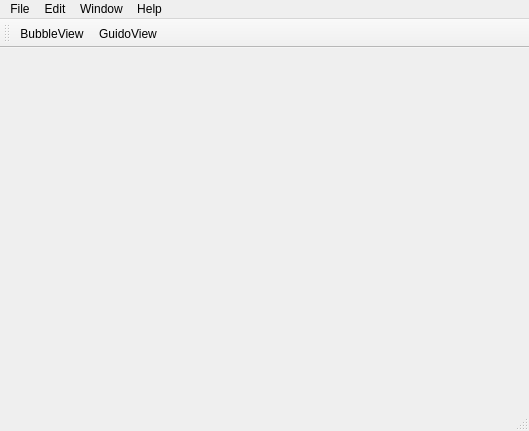
This is gui/mainwindow.ui in Meisterschueler/meisterschueler-qt as Qt 5 draws it before an edit. The edited form follows.
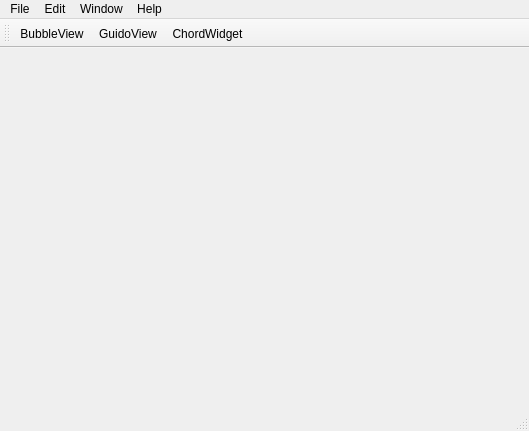
This is the edited form.

```diff
--- a/gui/mainwindow.ui
+++ b/gui/mainwindow.ui
@@ -66,6 +66,7 @@
    </attribute>
    <addaction name="actionBubbleView"/>
    <addaction name="actionGuidoView"/>
+   <addaction name="actionChordWidget"/>
   </widget>
   <widget class="QStatusBar" name="statusBar"/>
   <action name="actionFull_Screen">
@@ -117,6 +118,14 @@
     <string>Echo</string>
    </property>
   </action>
+  <action name="actionChordWidget">
+   <property name="text">
+    <string>ChordWidget</string>
+   </property>
+   <property name="toolTip">
+    <string>ChordWidget</string>
+   </property>
+  </action>
  </widget>
  <layoutdefault spacing="6" margin="11"/>
  <resources/>
```
